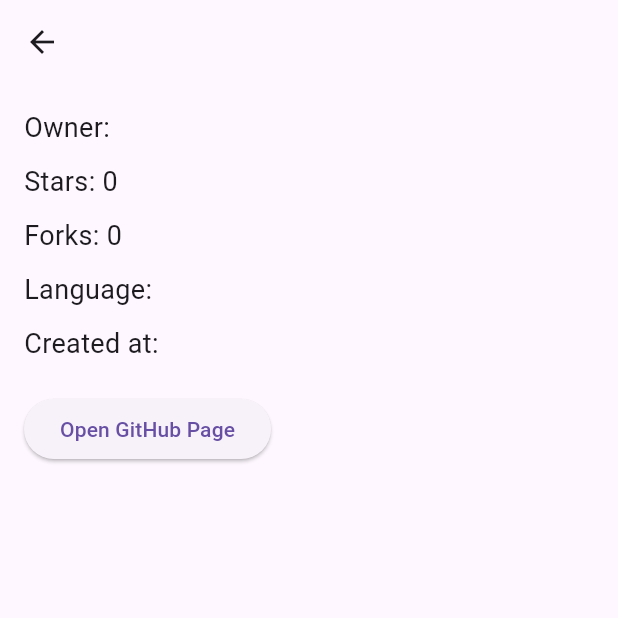
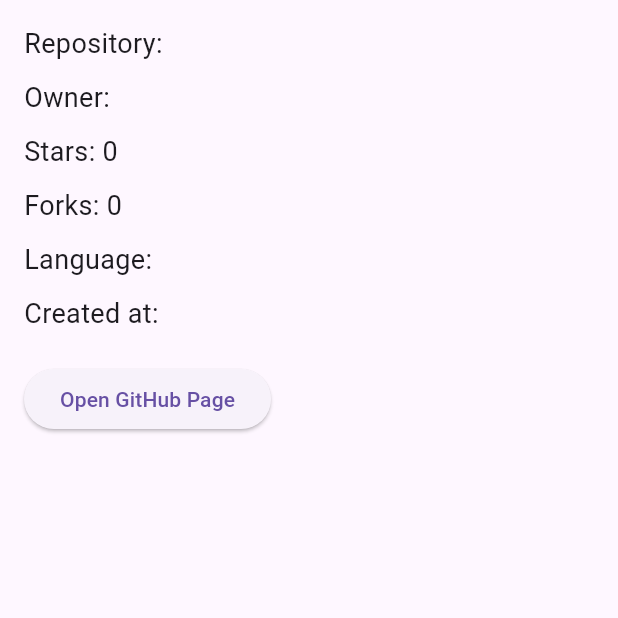
Before and after one commit to mohammadribhee/TrendingRepositories, a Flutter app: the RepositoryDetailScreen screen opened directly with empty values, on a phone screen of 412 x 824 dp, the top half of it. Run offline on Flutter 3.47's test engine with Material 3 defaults, Android fonts, the phone set to English and light mode, and no system bars; our stand-ins replace flutter_dotenv.

Commit message:
Add details screen the right way

```diff
--- /dev/null
+++ b/lib/views/screens/detail_screen.dart
@@ -0,0 +1,20 @@
+import 'package:flutter/material.dart';
+import 'package:trending_repositories/views/widgets/repository_detail_screen.dart';
+import '../../data/models/repository_model.dart'; // Adjust the import path as necessary
+
+class DetailScreen extends StatelessWidget {
+  final Repository repository; // Single repository passed to DetailScreen
+
+  const DetailScreen({super.key, required this.repository});
+
+  @override
+  Widget build(BuildContext context) {
+    return Scaffold(
+      appBar: AppBar(
+        title: const Text('Repository Detail'),
+      ),
+      body: RepositoryDetailScreen(
+          repository: repository), // Embed the RepositoryDetailScreen widget
+    );
+  }
+}
--- a/lib/views/widgets/repository_card.dart
+++ b/lib/views/widgets/repository_card.dart
@@ -1,5 +1,6 @@
 // repository_card.dart
 import 'package:flutter/material.dart';
+import 'package:trending_repositories/views/screens/detail_screen.dart';
 import 'package:trending_repositories/views/widgets/repository_detail_screen.dart';
 import '../../data/models/repository_model.dart';
 
@@ -19,9 +20,7 @@ class RepositoryCard extends StatelessWidget {
         Navigator.push(
           context,
           MaterialPageRoute(
-            builder: (context) =>
-                RepositoryDetailScreen(repository: repository),
-          ),
+              builder: (context) => DetailScreen(repository: repository)),
         );
       },
       child: Card(
--- a/lib/views/widgets/repository_detail_screen.dart
+++ b/lib/views/widgets/repository_detail_screen.dart
@@ -11,26 +11,29 @@ class RepositoryDetailScreen extends StatelessWidget {
   @override
   Widget build(BuildContext context) {
     return Scaffold(
-      appBar: AppBar(
-        title: Text(repository.name),
-      ),
       body: Padding(
         padding: const EdgeInsets.all(16.0),
         child: Column(
           crossAxisAlignment: CrossAxisAlignment.start,
           children: [
-            Text('Owner: ${repository.owner}', style: TextStyle(fontSize: 18)),
-            SizedBox(height: 10),
-            Text('Stars: ${repository.stars}', style: TextStyle(fontSize: 18)),
-            SizedBox(height: 10),
-            Text('Forks: ${repository.forks}', style: TextStyle(fontSize: 18)),
-            SizedBox(height: 10),
+            Text('Repository: ${repository.name}',
+                style: const TextStyle(fontSize: 18)),
+            const SizedBox(height: 10),
+            Text('Owner: ${repository.owner}',
+                style: const TextStyle(fontSize: 18)),
+            const SizedBox(height: 10),
+            Text('Stars: ${repository.stars}',
+                style: const TextStyle(fontSize: 18)),
+            const SizedBox(height: 10),
+            Text('Forks: ${repository.forks}',
+                style: const TextStyle(fontSize: 18)),
+            const SizedBox(height: 10),
             Text('Language: ${repository.language ?? 'N/A'}',
-                style: TextStyle(fontSize: 18)),
-            SizedBox(height: 10),
+                style: const TextStyle(fontSize: 18)),
+            const SizedBox(height: 10),
             Text('Created at: ${repository.createdAt}',
-                style: TextStyle(fontSize: 18)),
-            SizedBox(height: 20),
+                style: const TextStyle(fontSize: 18)),
+            const SizedBox(height: 20),
             ElevatedButton(
               onPressed: () async {
                 final Uri url =
```
